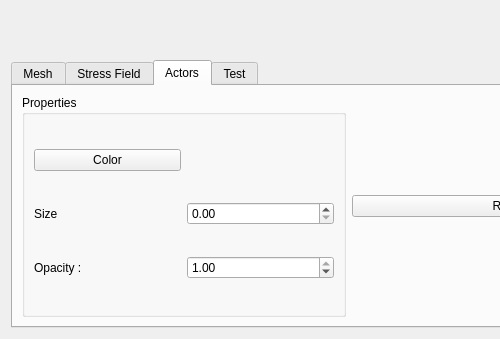
Qt form MeshShell/widgets/meshwidget.ui (Rupemgera/MeshShell) before a commit; both pictures show x 0 to 500 and y 534 to 873 of the 1027 by 873 pixel window.
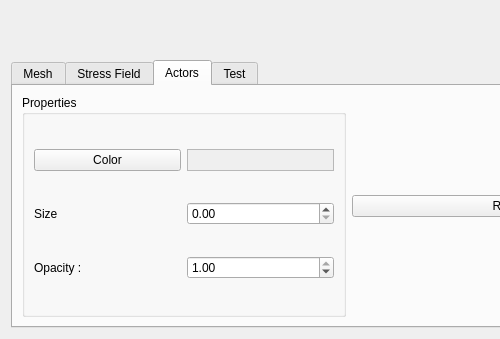
The same form after that commit. The open tabs and pages were chosen to show the change. Custom widgets are drawn as their Qt base class.

What changed in the file:
```diff
--- a/MeshShell/widgets/meshwidget.ui
+++ b/MeshShell/widgets/meshwidget.ui
@@ -403,13 +403,6 @@
             </property>
            </widget>
           </item>
-          <item row="1" column="2">
-           <widget class="QLabel" name="label_actor_color">
-            <property name="text">
-             <string/>
-            </property>
-           </widget>
-          </item>
           <item row="1" column="0">
            <widget class="QPushButton" name="pushButton_actor_color">
             <property name="text">
@@ -418,7 +411,20 @@
            </widget>
           </item>
           <item row="3" column="2">
-           <widget class="QDoubleSpinBox" name="doubleSpinBox_actor_size"/>
+           <widget class="QDoubleSpinBox" name="actor_size"/>
+          </item>
+          <item row="1" column="2">
+           <widget class="QFrame" name="color_frame">
+            <property name="autoFillBackground">
+             <bool>true</bool>
+            </property>
+            <property name="frameShape">
+             <enum>QFrame::StyledPanel</enum>
+            </property>
+            <property name="frameShadow">
+             <enum>QFrame::Raised</enum>
+            </property>
+           </widget>
           </item>
          </layout>
         </widget>
```
Left out of the diff: 4 changed lines with no effect on the pictures.
